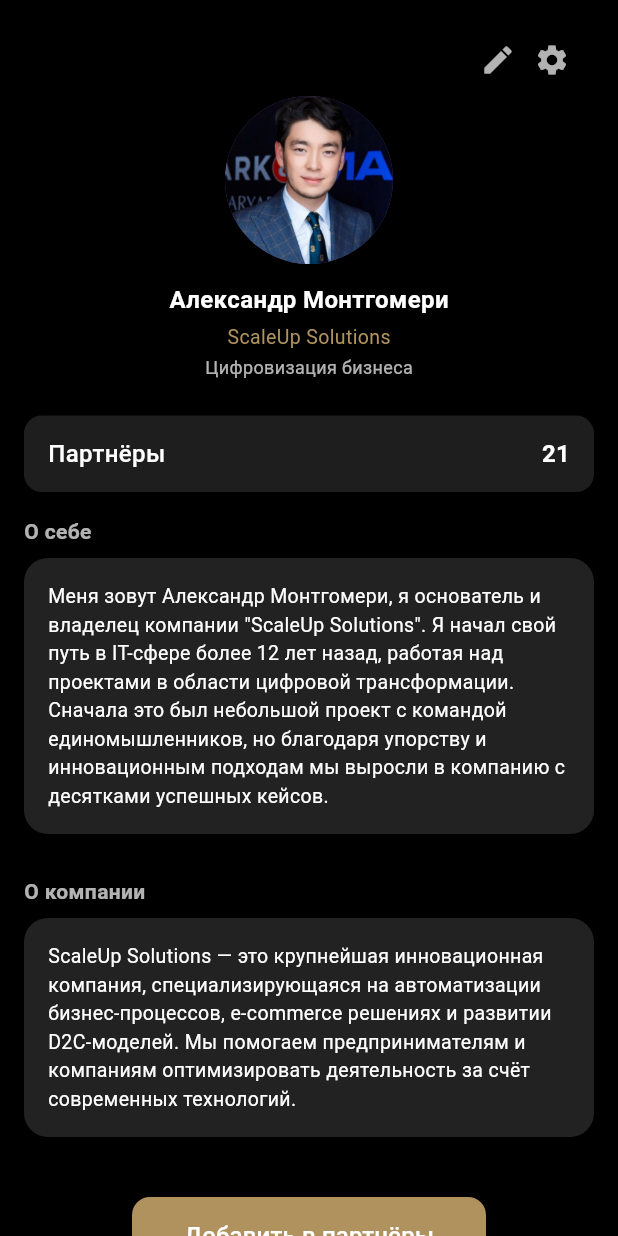
After one commit to zelshenhab/flutter_founders, a Flutter app: the ProfileScreen screen opened directly, after a tap on "Артём Трегубов 🇷🇺 🌍", on a phone screen of 412 x 824 dp. The commit adds this screen. Run offline on Flutter 3.47's test engine with Material 3 defaults, Android fonts, the phone set to English and light mode, and no system bars; our stand-ins replace country_picker, equatable, file_picker, firebase_auth, firebase_core, flutter_bloc and 4 more; missing offline and left inert: flutter_pdfview; accounts and stored records are empty; network calls fail.

Commit message:
add other profile screen

```diff
--- /dev/null
+++ b/devtools_options.yaml
@@ -0,0 +1,3 @@
+description: This file stores settings for Dart & Flutter DevTools.
+documentation: https://docs.flutter.dev/tools/devtools/extensions#configure-extension-enablement-states
+extensions:
--- /dev/null
+++ b/lib/presentation/profile/other_profile_screen.dart
@@ -0,0 +1,77 @@
+import 'package:flutter/material.dart';
+import 'package:google_fonts/google_fonts.dart';
+import 'models/profile_model.dart';
+import 'widgets/profile_header.dart';
+import 'widgets/section_card.dart';
+import 'widgets/partners_summary_button.dart';
+import 'widgets/add_partner_button.dart';
+import 'widgets/report_user_label.dart';
+
+class OtherProfileScreen extends StatelessWidget {
+  final ProfileModel profile;
+
+  const OtherProfileScreen({super.key, required this.profile});
+
+  @override
+  Widget build(BuildContext context) {
+    return Scaffold(
+      backgroundColor: Colors.black,
+      body: SafeArea(
+        child: SingleChildScrollView(
+          padding: const EdgeInsets.symmetric(horizontal: 16, vertical: 12),
+          child: Column(
+            crossAxisAlignment: CrossAxisAlignment.start,
+            children: [
+              const SizedBox(height: 8),
+
+              ProfileHeader(profile: profile),
+              const SizedBox(height: 24),
+
+              const PartnersSummaryButton(count: 21),
+              const SizedBox(height: 16),
+
+              Text(
+                'О себе',
+                style: GoogleFonts.inriaSans(
+                  fontSize: 14,
+                  fontWeight: FontWeight.w600,
+                  color: Colors.white70,
+                ),
+              ),
+              const SizedBox(height: 8),
+              const SectionCard(
+                content:
+                    'Меня зовут Александр Монтгомери, я основатель и владелец компании "ScaleUp Solutions". Я начал свой путь в IT-сфере более 12 лет назад, работая над проектами в области цифровой трансформации. Сначала это был небольшой проект с командой единомышленников, но благодаря упорству и инновационным подходам мы выросли в компанию с десятками успешных кейсов.',
+              ),
+
+              const SizedBox(height: 12),
+
+              Text(
+                'О компании',
+                style: GoogleFonts.inriaSans(
+                  fontSize: 14,
+                  fontWeight: FontWeight.w600,
+                  color: Colors.white70,
+                ),
+              ),
+              const SizedBox(height: 8),
+              const SectionCard(
+                content:
+                    'ScaleUp Solutions — это крупнейшая инновационная компания, специализирующаяся на автоматизации бизнес-процессов, e-commerce решениях и развитии D2C-моделей. Мы помогаем предпринимателям и компаниям оптимизировать деятельность за счёт современных технологий.',
+              ),
+
+              const SizedBox(height: 24),
+
+              const AddPartnerButton(),
+
+              const SizedBox(height: 8),
+
+              const ReportUserLabel(),
+              const SizedBox(height: 24),
+            ],
+          ),
+        ),
+      ),
+    );
+  }
+}
--- a/lib/presentation/profile/profile_screen.dart
+++ b/lib/presentation/profile/profile_screen.dart
@@ -50,7 +50,7 @@ class ProfileScreen extends StatelessWidget {
               const SizedBox(height: 24),
               const Padding(
                 padding: EdgeInsets.symmetric(horizontal: 16),
-                child: ProfileHeader(),
+                child: ProfileHeader(profile: profile),
               ),
               const SizedBox(height: 24),
 
--- /dev/null
+++ b/lib/presentation/profile/widgets/add_partner_button.dart
@@ -0,0 +1,38 @@
+import 'package:flutter/material.dart';
+import 'package:google_fonts/google_fonts.dart';
+
+class AddPartnerButton extends StatelessWidget {
+  const AddPartnerButton({super.key});
+
+  @override
+  Widget build(BuildContext context) {
+    return Center(
+      child: SizedBox(
+        width: 300,
+        height: 50,
+        child: Padding(
+          padding: const EdgeInsets.symmetric(horizontal: 32),
+          child: ElevatedButton(
+            onPressed: () {
+            },
+            style: ElevatedButton.styleFrom(
+              backgroundColor: const Color(0xFFAF925D),
+              padding: const EdgeInsets.symmetric(vertical: 14),
+              shape: RoundedRectangleBorder(
+                borderRadius: BorderRadius.circular(12),
+              ),
+            ),
+            child: Text(
+              'Добавить в партнёры',
+              style: GoogleFonts.inriaSans(
+                fontSize: 16,
+                fontWeight: FontWeight.w500,
+                color: Colors.white,
+              ),
+            ),
+          ),
+        ),
+      ),
+    );
+  }
+}
--- a/lib/presentation/profile/widgets/partners_list.dart
+++ b/lib/presentation/profile/widgets/partners_list.dart
@@ -1,6 +1,8 @@
 import 'package:flutter/material.dart';
-import 'package:flutter_founders/presentation/profile/models/partner_model.dart';
 import 'package:google_fonts/google_fonts.dart';
+import '../models/partner_model.dart';
+import '../models/profile_model.dart';
+import '../other_profile_screen.dart';
 
 class PartnersList extends StatelessWidget {
   final List<PartnerModel> partners;
@@ -13,7 +15,23 @@ class PartnersList extends StatelessWidget {
       children: partners.map((partner) {
         return Column(
           children: [
-            Container(
+            GestureDetector(
+              onTap: () {
+                Navigator.push(
+                  context,
+                  MaterialPageRoute(
+                    builder: (_) => OtherProfileScreen(
+                      profile: ProfileModel(
+                        name: partner.name,
+                        company: partner.company,
+                        subtitle: partner.subtitle,
+                        avatarUrl: partner.avatarUrl,
+                      ),
+                    ),
+                  ),
+                );
+              },
+              child: Container(
                 padding: const EdgeInsets.symmetric(vertical: 12),
                 child: Row(
                   children: [
@@ -36,7 +54,6 @@ class PartnersList extends StatelessWidget {
                             ),
                           ),
                           const SizedBox(height: 2),
-
                           Text(
                             partner.company,
                             style: GoogleFonts.inriaSans(
@@ -45,7 +62,6 @@ class PartnersList extends StatelessWidget {
                               color: const Color(0xFFAF925D),
                             ),
                           ),
-
                           Text(
                             partner.subtitle,
                             style: GoogleFonts.inriaSans(
@@ -58,12 +74,14 @@ class PartnersList extends StatelessWidget {
                     ),
 
                     const SizedBox(width: 8),
-
-                  const Icon(Icons.chat_bubble_outline, color: Colors.white70),
+                    const Icon(
+                      Icons.chat_bubble_outline,
+                      color: Colors.white70,
+                    ),
                   ],
                 ),
               ),
-
+            ),
             Container(
               height: 1,
               color: Colors.white12,
--- /dev/null
+++ b/lib/presentation/profile/widgets/partners_summary_button.dart
@@ -0,0 +1,41 @@
+import 'package:flutter/material.dart';
+import 'package:google_fonts/google_fonts.dart';
+
+class PartnersSummaryButton extends StatelessWidget {
+  final int count;
+
+  const PartnersSummaryButton({super.key, required this.count});
+
+  @override
+  Widget build(BuildContext context) {
+    return Container(
+      width: double.infinity,
+      padding: const EdgeInsets.symmetric(vertical: 14, horizontal: 16),
+      decoration: BoxDecoration(
+        color: const Color(0xFF1E1E1E),
+        borderRadius: BorderRadius.circular(12),
+      ),
+      child: Row(
+        mainAxisAlignment: MainAxisAlignment.spaceBetween,
+        children: [
+          Text(
+            'Партнёры',
+            style: GoogleFonts.inriaSans(
+              fontSize: 16,
+              fontWeight: FontWeight.w500,
+              color: Colors.white,
+            ),
+          ),
+          Text(
+            '$count',
+            style: GoogleFonts.inriaSans(
+              fontSize: 16,
+              fontWeight: FontWeight.w600,
+              color: Colors.white,
+            ),
+          ),
+        ],
+      ),
+    );
+  }
+}
--- a/lib/presentation/profile/widgets/profile_header.dart
+++ b/lib/presentation/profile/widgets/profile_header.dart
@@ -1,8 +1,9 @@
 import 'package:flutter/material.dart';
+import 'package:flutter_founders/presentation/profile/models/profile_model.dart';
 import 'package:google_fonts/google_fonts.dart';
 
 class ProfileHeader extends StatelessWidget {
-  const ProfileHeader({super.key});
+  const ProfileHeader({super.key, required ProfileModel profile});
 
   @override
   Widget build(BuildContext context) {
--- /dev/null
+++ b/lib/presentation/profile/widgets/report_user_label.dart
@@ -0,0 +1,20 @@
+import 'package:flutter/material.dart';
+import 'package:google_fonts/google_fonts.dart';
+
+class ReportUserLabel extends StatelessWidget {
+  const ReportUserLabel({super.key});
+
+  @override
+  Widget build(BuildContext context) {
+    return Center(
+      child: Text(
+        'Пожаловаться на пользователя',
+        style: GoogleFonts.inriaSans(
+          fontSize: 12,
+          fontWeight: FontWeight.w400,
+          color: const Color.fromARGB(220, 255, 255, 255),
+        ),
+      ),
+    );
+  }
+}
--- a/pubspec.yaml
+++ b/pubspec.yaml
@@ -64,7 +64,6 @@ flutter:
   assets:
     - assets/images/
     - assets/fonts/
-    - assets/pdfs/
     - assets/pngs/
     - assets/icons/
 
```
Lines whose indentation alone changed are shown as unchanged.
